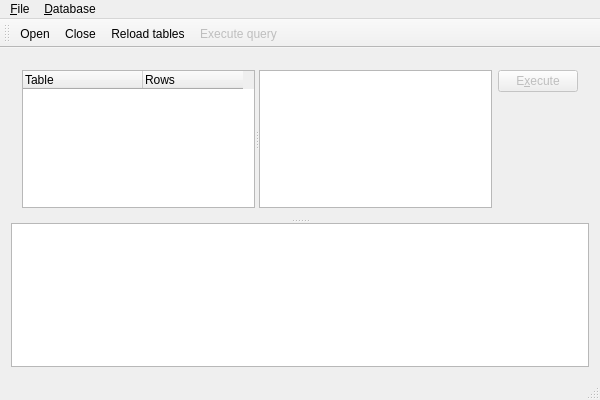
Above: mainwindow.ui from Mange/DBLite before the change. Below: the same form after it.
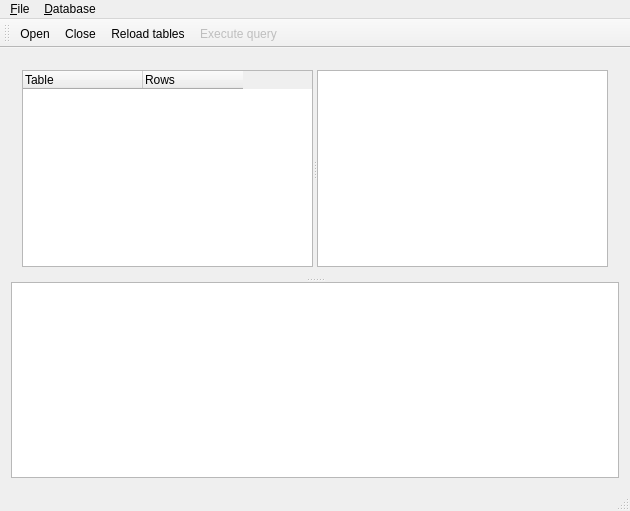
That is the form after the change. Icons and pictures are not drawn.

Commit message: Added icons and restyled the app a bit

The edit to the form file:
```diff
--- a/mainwindow.ui
+++ b/mainwindow.ui
@@ -6,8 +6,8 @@
    <rect>
     <x>0</x>
     <y>0</y>
-    <width>600</width>
-    <height>400</height>
+    <width>630</width>
+    <height>511</height>
    </rect>
   </property>
   <property name="windowTitle">
@@ -69,33 +69,6 @@
           <widget class="QPlainTextEdit" name="queryEdit"/>
          </widget>
         </item>
-        <item>
-         <layout class="QVBoxLayout" name="verticalLayout">
-          <item>
-           <widget class="QPushButton" name="executeQueryButton">
-            <property name="enabled">
-             <bool>false</bool>
-            </property>
-            <property name="text">
-             <string>E&amp;xecute</string>
-            </property>
-           </widget>
-          </item>
-          <item>
-           <spacer name="executeQueryAlignment">
-            <property name="orientation">
-             <enum>Qt::Vertical</enum>
-            </property>
-            <property name="sizeHint" stdset="0">
-             <size>
-              <width>20</width>
-              <height>40</height>
-             </size>
-            </property>
-           </spacer>
-          </item>
-         </layout>
-        </item>
        </layout>
       </widget>
       <widget class="QTableView" name="resultView"/>
@@ -108,7 +81,7 @@
     <rect>
      <x>0</x>
      <y>0</y>
-     <width>600</width>
+     <width>630</width>
      <height>22</height>
     </rect>
    </property>
@@ -132,6 +105,9 @@
    <addaction name="menu_Database"/>
   </widget>
   <widget class="QToolBar" name="mainToolBar">
+   <property name="toolButtonStyle">
+    <enum>Qt::ToolButtonTextUnderIcon</enum>
+   </property>
    <attribute name="toolBarArea">
     <enum>TopToolBarArea</enum>
    </attribute>
```
Left out of the diff: 40 changed lines with no effect on the pictures. The commit also changes 20 other files.
